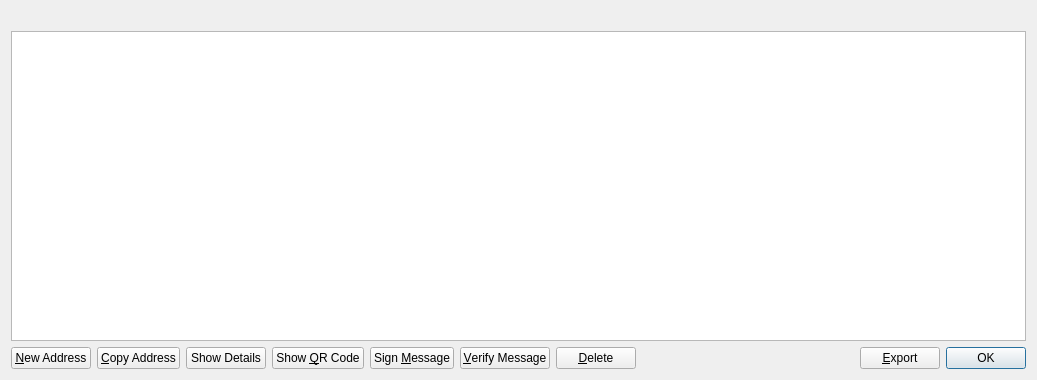
Above: src/qt/forms/addressbookpage.ui from securechain/securechain-wallet before the change. Below: the same form after it.
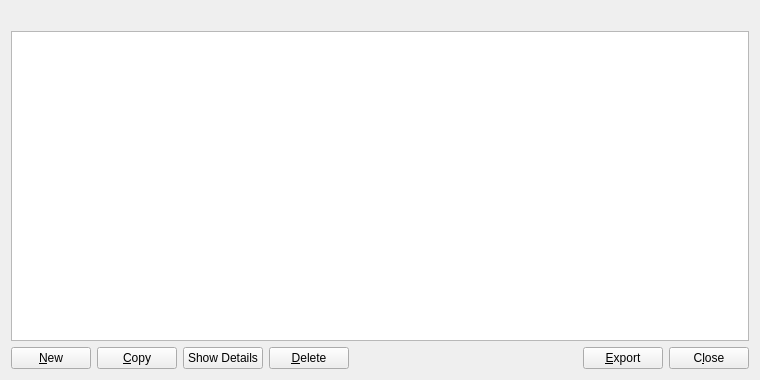
That is the form after the change. Icons and pictures are not drawn.

```diff
--- a/src/qt/forms/addressbookpage.ui
+++ b/src/qt/forms/addressbookpage.ui
@@ -6,7 +6,7 @@
    <rect>
     <x>0</x>
     <y>0</y>
-    <width>1037</width>
+    <width>760</width>
     <height>380</height>
    </rect>
   </property>
@@ -60,7 +60,7 @@
         <string>Create a new address</string>
        </property>
        <property name="text">
-        <string>&amp;New Address</string>
+        <string>&amp;New</string>
        </property>
        <property name="icon">
         <iconset resource="../bitcoin.qrc">
@@ -74,7 +74,7 @@
         <string>Copy the currently selected address to the system clipboard</string>
        </property>
        <property name="text">
-        <string>&amp;Copy Address</string>
+        <string>&amp;Copy</string>
        </property>
        <property name="icon">
         <iconset resource="../bitcoin.qrc">
@@ -93,45 +93,6 @@
        </property>
       </widget>
      </item>
-     <item>
-      <widget class="QPushButton" name="showQRCode">
-       <property name="text">
-        <string>Show &amp;QR Code</string>
-       </property>
-       <property name="icon">
-        <iconset resource="../bitcoin.qrc">
-         <normaloff>:/icons/qrcode</normaloff>:/icons/qrcode</iconset>
-       </property>
-      </widget>
-     </item>
-     <item>
-      <widget class="QPushButton" name="signMessage">
-       <property name="toolTip">
-        <string>&lt;html&gt;&lt;head/&gt;&lt;body&gt;&lt;p&gt;Sign a message to prove you own a Securecoin address&lt;/p&gt;&lt;/body&gt;&lt;/html&gt;</string>
-       </property>
-       <property name="text">
-        <string>Sign &amp;Message</string>
-       </property>
-       <property name="icon">
-        <iconset resource="../bitcoin.qrc">
-         <normaloff>:/icons/edit</normaloff>:/icons/edit</iconset>
-       </property>
-      </widget>
-     </item>
-     <item>
-      <widget class="QPushButton" name="verifyMessage">
-       <property name="toolTip">
-        <string>&lt;html&gt;&lt;head/&gt;&lt;body&gt;&lt;p&gt;Verify a message to ensure it was signed with a specified Securecoin address&lt;/p&gt;&lt;/body&gt;&lt;/html&gt;</string>
-       </property>
-       <property name="text">
-        <string>&amp;Verify Message</string>
-       </property>
-       <property name="icon">
-        <iconset resource="../bitcoin.qrc">
-         <normaloff>:/icons/transaction_0</normaloff>:/icons/transaction_0</iconset>
-       </property>
-      </widget>
-     </item>
      <item>
       <widget class="QPushButton" name="deleteAddress">
        <property name="toolTip">
@@ -174,15 +135,15 @@
       </widget>
      </item>
      <item>
-      <widget class="QDialogButtonBox" name="buttonBox">
+      <widget class="QPushButton" name="closeButton">
        <property name="sizePolicy">
-        <sizepolicy hsizetype="Maximum" vsizetype="Fixed">
+        <sizepolicy hsizetype="Minimum" vsizetype="Minimum">
          <horstretch>0</horstretch>
          <verstretch>0</verstretch>
         </sizepolicy>
        </property>
-       <property name="standardButtons">
-        <set>QDialogButtonBox::Ok</set>
+       <property name="text">
+        <string>C&amp;lose</string>
        </property>
       </widget>
      </item>
```
Left out of the diff: 3 changed lines with no effect on the pictures.
